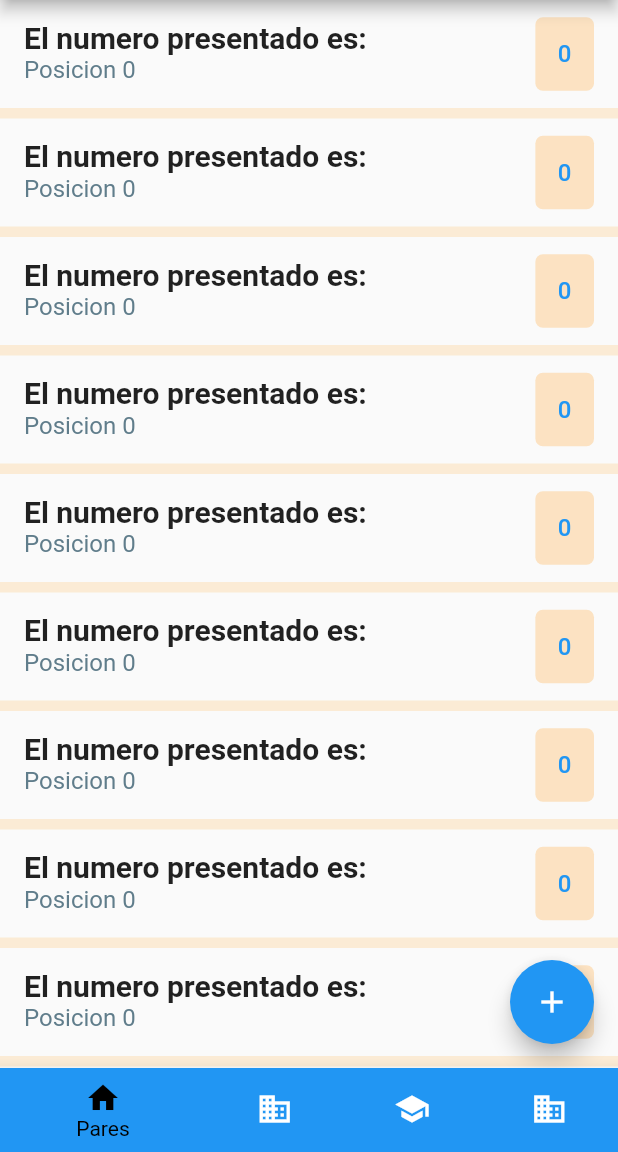
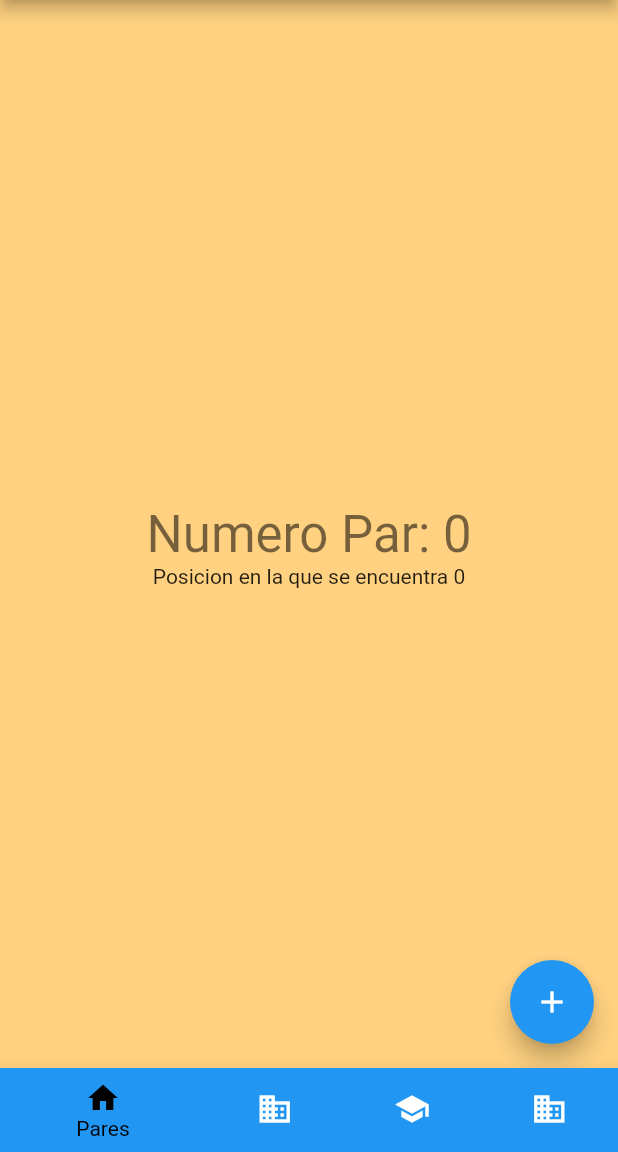
Before and after one commit to AdrianaConde/PresentacionNumeros, a Flutter app: the screen it shows after launch, on a phone screen of 412 x 824 dp, the part 84-1236 px from its top. Run offline on Flutter 3.47's test engine with Material 2 defaults, Android fonts, the phone set to English and light mode, and no system bars.

Commit message:
'ejemplo'

```diff
--- a/lib/numeros/factoriales.dart
+++ b/lib/numeros/factoriales.dart
@@ -9,7 +9,6 @@ class FactorialesPage extends StatefulWidget {
 class _FactorialesPage extends State <FactorialesPage>{
   static int _counter=0;
   static int _numer=0;
-  static var _list = '';
   void _incrementFactCounter(){
     setState((){
       var _sum=_numer+1;
@@ -20,7 +19,6 @@ class _FactorialesPage extends State <FactorialesPage>{
       }
       _numer++;
     });
-    _list+= '$_numer)Numero Presentado: $_counter\n';
   }
   @override
  Widget build(BuildContext context) {
@@ -31,7 +29,6 @@ class _FactorialesPage extends State <FactorialesPage>{
         child: Column(
           mainAxisAlignment: MainAxisAlignment.center,
           children: <Widget>[
-            Text('$_list',),
             Text(
               'factorial: $_counter',
               style: Theme.of(context).textTheme.display1,
--- a/lib/numeros/impares.dart
+++ b/lib/numeros/impares.dart
@@ -9,7 +9,6 @@ class ImparesPage extends StatefulWidget {
 class _ImparesPage extends State <ImparesPage>{
   static int _counter=0;
   static int _numer=0;
-    static var _list = '';
   void _incrementImparCounter(){
     setState((){
       if(_counter!=0){
@@ -19,7 +18,6 @@ class _ImparesPage extends State <ImparesPage>{
       }
       _numer++;
     });
-    _list+= '$_numer)Numero Presentado: $_counter\n';
   }
   @override
  Widget build(BuildContext context) {
@@ -30,7 +28,6 @@ class _ImparesPage extends State <ImparesPage>{
         child: Column(
           mainAxisAlignment: MainAxisAlignment.center,
           children: <Widget>[
-            Text('$_list'),
             Text(
               'Numero impar: $_counter',
               style: Theme.of(context).textTheme.display1,
--- a/lib/numeros/pares.dart
+++ b/lib/numeros/pares.dart
@@ -1,5 +1,4 @@
 import 'package:flutter/material.dart';
-
 class ParesPage extends StatefulWidget {
   ParesPage({Key key, this.title}) : super(key: key);
   final String title;
@@ -7,23 +6,39 @@ class ParesPage extends StatefulWidget {
   _ParesPage createState() => _ParesPage();
 }
 
-class _ParesPage extends State<ParesPage> {
-  static int _counter = 0;
-  static int _numer = 0;
-  static List _lista = [];
-  void _incrementCounter() {
-    setState(() {
-      _counter += 2;
+class _ParesPage extends State <ParesPage> {
+  static int _counter=0;
+  static int _numer=0;
+  static var lista ='';
+  void _incrementCounter(){
+    setState((){
+      _counter+=2;
       _numer++;
     });
-    _lista[_numer]= '$_counter\n';
+    lista+=' Numero Presentado:$_counter\n';
   }
-
   @override
-  Widget build(BuildContext context) {
-    return Scaffold(
-      //backgroundColor: Colors.orangeAccent[100],
-      body: _body(),
+ Widget build(BuildContext context) {
+    return
+    Scaffold(
+      backgroundColor: Colors.orangeAccent[100],
+      body: Center(
+        child: Column(
+          mainAxisAlignment: MainAxisAlignment.center,
+          children: <Widget>[
+            Text(
+              '$lista',
+            ),
+            Text(
+              'Numero Par: $_counter',
+              style: Theme.of(context).textTheme.display1,
+            ),
+            Text(
+              'Posicion en la que se encuentra $_numer',
+            ),
+          ],
+        ),
+      ),
       floatingActionButton: FloatingActionButton(
         onPressed: _incrementCounter,
         tooltip: 'Increment',
@@ -31,63 +46,4 @@ class _ParesPage extends State<ParesPage> {
       ),
     );
   }
-
-  Widget _body() {
-    return SafeArea(
-      child: Column(
-        children: <Widget>[
-          _list(),
-        ],
-      ),
-    );
-  }
-
-  Widget _list() {
-    return Expanded(
-      child: ListView.separated(
-        itemCount: 15,
-        itemBuilder: (BuildContext context, int index) =>
-            _item("El numero presentado es:  " ),
-          separatorBuilder: (BuildContext context, int index) {
-          return Container(
-            color: Colors.orange.withOpacity(0.15),
-            height: 7.0,
-          );
-        },
-      ),
-    );
-  }
-
-  Widget _item(String name) {
-    return ListTile(
-      title: Text(name,
-        style: TextStyle(
-            fontWeight: FontWeight.bold,
-            fontSize: 20.0
-        ),
-      ),
-      subtitle: Text("Posicion $_numer",
-        style: TextStyle(
-          fontSize: 16.0,
-          color: Colors.blueGrey,
-        ),
-      ),
-      trailing: Container(
-        decoration: BoxDecoration(
-          color: Colors.orangeAccent[200].withOpacity(0.3),
-          borderRadius: BorderRadius.circular(5.0),
-        ),
-        child: Padding(
-          padding: const EdgeInsets.all(15.0),
-          child: Text("$_counter",
-            style: TextStyle(
-              color: Colors.blue,
-              fontWeight: FontWeight.w500,
-              fontSize: 16.0,
-            ),
-          ),
-        ),
-      ),
-    );
-  }
 }
--- a/pubspec.yaml
+++ b/pubspec.yaml
@@ -14,7 +14,7 @@ description: A new Flutter project.
 version: 1.0.0+1
 
 environment:
-  sdk: ">=2.2.2 <3.0.0"
+  sdk: ">=2.1.0 <3.0.0"
 
 dependencies:
   flutter:
```
Also changed, not shown: lib/main copy.dart (deleted, +0 -89 lines), lib/numeros/primos.dart (+16 -19 lines).
